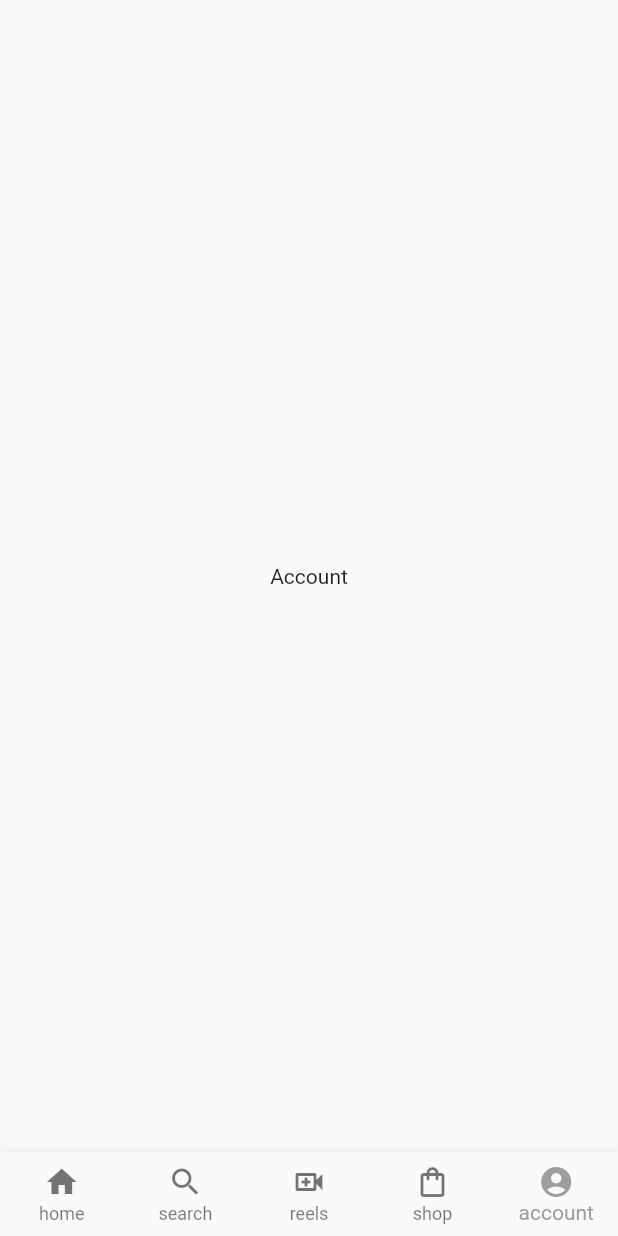
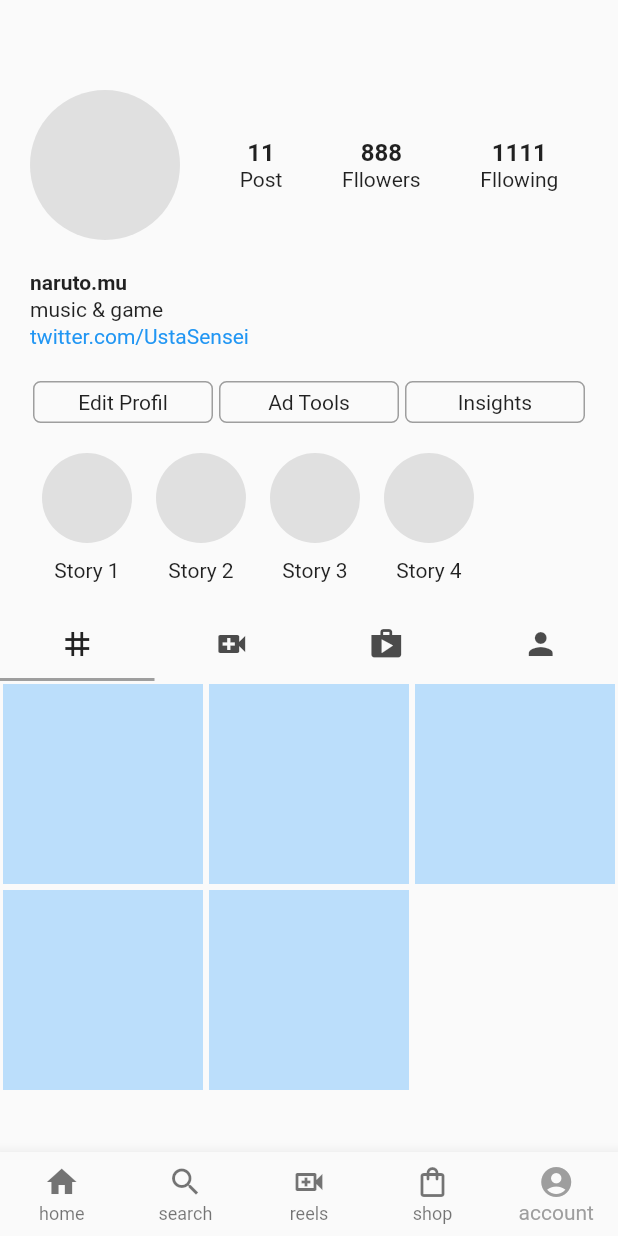
Before and after one commit to Mucahid-Canbey/instagram_clone_flutter, a Flutter app: the screen it shows after launch, item 5 of the bottom bar chosen, on a phone screen of 412 x 824 dp. Run offline on Flutter 3.47's test engine with Material 2 defaults, Android fonts, the phone set to English and light mode, and no system bars.

Commit message:
account bölümü düzenlendi

```diff
--- a/lib/pages/account.dart
+++ b/lib/pages/account.dart
@@ -1,12 +1,159 @@
 import 'package:flutter/material.dart';
+import 'package:instagram/util/account_tab_1.dart';
+import 'package:instagram/util/account_tab_2.dart';
+import 'package:instagram/util/account_tab_3.dart';
+import 'package:instagram/util/account_tab_4.dart';
+import 'package:instagram/util/buble_stories.dart';
 
 class UserAccount extends StatelessWidget {
   const UserAccount({super.key});
 
   @override
   Widget build(BuildContext context) {
-    return Scaffold(
-      body: Center(child: Text('Account')),
+    return DefaultTabController(
+      length: 4,
+      child: Scaffold(
+        body: Column(
+          children: [
+            // Profil Bölümü
+            Padding(
+              padding: const EdgeInsets.only(left: 20.0, top: 60.0),
+              child: Row(
+                mainAxisAlignment: MainAxisAlignment.spaceBetween,
+                children: [
+                  Container(
+                    height: 100,
+                    width: 100,
+                    decoration: BoxDecoration(color: Colors.grey.shade300, shape: BoxShape.circle),
+                  ),
+                  //Gönderi ve Takipçi Bölümü
+                  Expanded(
+                    child: Row(
+                      mainAxisAlignment: MainAxisAlignment.spaceEvenly,
+                      children: [
+                        Column(
+                          children: [
+                            Text(
+                              '11',
+                              style: TextStyle(fontWeight: FontWeight.bold, fontSize: 16),
+                            ),
+                            Text('Post')
+                          ],
+                        ),
+                        Column(
+                          children: [
+                            Text(
+                              '888',
+                              style: TextStyle(fontWeight: FontWeight.bold, fontSize: 16),
+                            ),
+                            Text('Fllowers')
+                          ],
+                        ),
+                        Column(
+                          children: [
+                            Text(
+                              '1111',
+                              style: TextStyle(fontWeight: FontWeight.bold, fontSize: 16),
+                            ),
+                            Text('Fllowing'),
+                          ],
+                        ),
+                      ],
+                    ),
+                  ),
+                ],
+              ),
+            ),
+
+            // Name and bio
+            Row(
+              children: [
+                Padding(
+                  padding: const EdgeInsets.all(20.0),
+                  child: Column(
+                    crossAxisAlignment: CrossAxisAlignment.start,
+                    children: [
+                      Text('naruto.mu', style: TextStyle(fontWeight: FontWeight.bold)),
+                      Padding(
+                        padding: const EdgeInsets.symmetric(vertical: 2.0),
+                        child: Text('music & game'),
+                      ),
+                      Text(
+                        'twitter.com/UstaSensei',
+                        style: TextStyle(color: Colors.blue),
+                      ),
+                    ],
+                  ),
+                ),
+              ],
+            ),
+            Padding(
+              padding: const EdgeInsets.symmetric(horizontal: 20.0),
+              child: Row(
+                children: [
+                  Expanded(
+                      child: Padding(
+                    padding: const EdgeInsets.all(2.0),
+                    child: GestureDetector(
+                      onTap: (){
+
+                      },
+                      child: Container(
+                        padding: EdgeInsets.all(5.0),
+                        child: Center(child: Text('Edit Profil')),
+                        decoration: BoxDecoration(border: Border.all(color: Colors.grey), borderRadius: BorderRadius.circular(5)),
+                      ),
+                    ),
+                  )),
+                  Expanded(
+                      child: Padding(
+                    padding: const EdgeInsets.all(2.0),
+                    child: Container(
+                      padding: EdgeInsets.all(5.0),
+                      child: Center(child: Text('Ad Tools')),
+                      decoration: BoxDecoration(border: Border.all(color: Colors.grey), borderRadius: BorderRadius.circular(5)),
+                    ),
+                  )),
+                  Expanded(
+                      child: Padding(
+                    padding: const EdgeInsets.all(2.0),
+                    child: Container(
+                      padding: EdgeInsets.all(5.0),
+                      child: Center(child: Text('Insights')),
+                      decoration: BoxDecoration(border: Border.all(color: Colors.grey), borderRadius: BorderRadius.circular(5)),
+                    ),
+                  )),
+                ],
+              ),
+            ),
+
+            //Stories
+            Padding(
+              padding: const EdgeInsets.symmetric(horizontal: 20.0, vertical: 10),
+              child: Row(
+                children: [
+                  BubbleStories(text: 'Story 1'),
+                  BubbleStories(text: 'Story 2'),
+                  BubbleStories(text: 'Story 3'),
+                  BubbleStories(text: 'Story 4'),
+                ],
+              ),
+            ),
+            const TabBar(
+              tabs: [
+                Tab(icon: Icon(Icons.grid_3x3_outlined)),
+                Tab(icon: Icon(Icons.video_call)),
+                Tab(icon: Icon(Icons.shop)),
+                Tab(icon: Icon(Icons.person)),
+              ],
+            ),
+            Expanded(
+                child: TabBarView(
+              children: [AccountTab1(), AccountTab2(), AccountTab3(), AccountTab4()],
+            ))
+          ],
+        ),
+      ),
     );
   }
 }
--- /dev/null
+++ b/lib/util/account_tab_1.dart
@@ -0,0 +1,20 @@
+import 'package:flutter/material.dart';
+
+class AccountTab1 extends StatelessWidget {
+  const AccountTab1({super.key});
+
+  @override
+  Widget build(BuildContext context) {
+    return GridView.builder(
+        itemCount: 5,
+        gridDelegate: SliverGridDelegateWithFixedCrossAxisCount(crossAxisCount: 3),
+        itemBuilder: (context, index) {
+          return Padding(
+            padding: const EdgeInsets.all(2.0),
+            child: Container(
+              color: Colors.blue.shade100,
+            ),
+          );
+        });
+  }
+}
--- /dev/null
+++ b/lib/util/account_tab_2.dart
@@ -0,0 +1,18 @@
+import 'package:flutter/material.dart';
+
+class AccountTab2 extends StatelessWidget {
+  const AccountTab2({super.key});
+
+  @override
+  Widget build(BuildContext context) {
+    return GridView.builder(
+        itemCount: 5,
+        gridDelegate: SliverGridDelegateWithFixedCrossAxisCount(crossAxisCount: 3),
+        itemBuilder: (context, index) {
+          return Padding(
+            padding: const EdgeInsets.all(2.0),
+            child: Container(color: Colors.pink.shade100,),
+          );
+        });
+  }
+}
--- /dev/null
+++ b/lib/util/account_tab_3.dart
@@ -0,0 +1,20 @@
+import 'package:flutter/material.dart';
+
+class AccountTab3 extends StatelessWidget {
+  const AccountTab3({super.key});
+
+  @override
+  Widget build(BuildContext context) {
+    return GridView.builder(
+        itemCount: 5,
+        gridDelegate: SliverGridDelegateWithFixedCrossAxisCount(crossAxisCount: 3),
+        itemBuilder: (context, index) {
+          return Padding(
+            padding: const EdgeInsets.all(2.0),
+            child: Container(
+              color: Colors.deepPurple.shade100,
+            ),
+          );
+        });
+  }
+}
--- /dev/null
+++ b/lib/util/account_tab_4.dart
@@ -0,0 +1,20 @@
+import 'package:flutter/material.dart';
+
+class AccountTab4 extends StatelessWidget {
+  const AccountTab4({super.key});
+
+  @override
+  Widget build(BuildContext context) {
+    return GridView.builder(
+        itemCount: 5,
+        gridDelegate: SliverGridDelegateWithFixedCrossAxisCount(crossAxisCount: 3),
+        itemBuilder: (context, index) {
+          return Padding(
+            padding: const EdgeInsets.all(2.0),
+            child: Container(
+              color: Colors.green.shade100,
+            ),
+          );
+        });
+  }
+}
```
